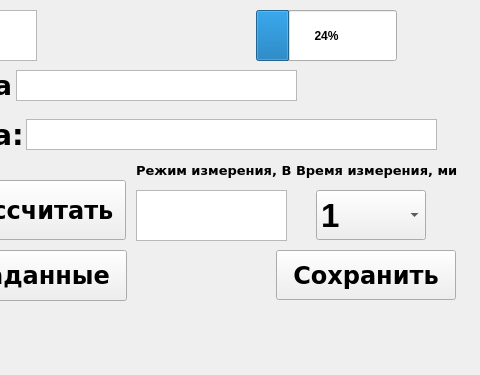
Qt form main.ui (kozlov174/raspberry_app) before a commit; both pictures show x 254 to 734 and y 0 to 375 of the 734 by 1302 pixel window.
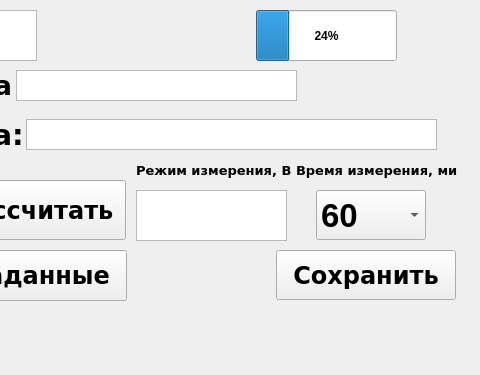
The same form after that commit. Custom widgets are drawn as their Qt base class.

What changed in the file:
```diff
--- a/main.ui
+++ b/main.ui
@@ -671,7 +671,7 @@
     </property>
     <item>
      <property name="text">
-      <string>1 </string>
+      <string>60</string>
      </property>
     </item>
     <item>
```
Left out of the diff: 2 changed lines with no effect on the pictures.
